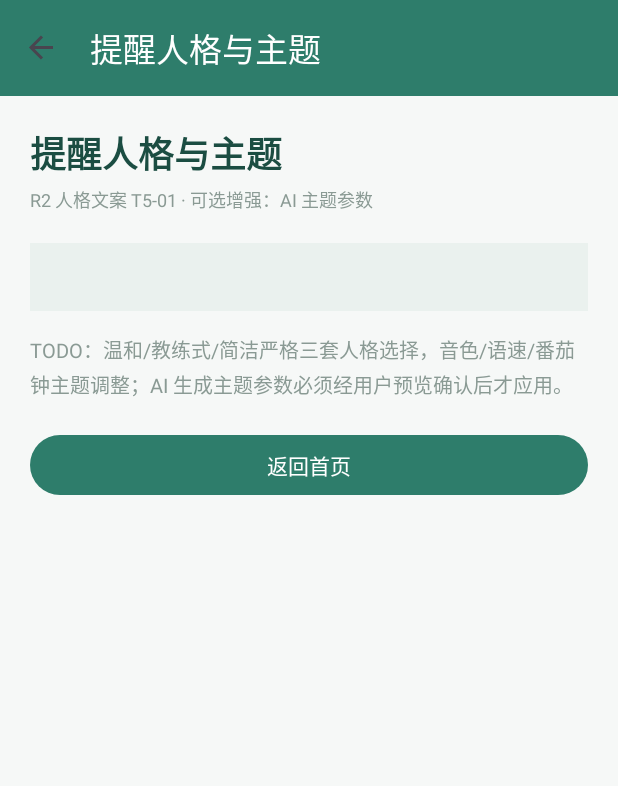
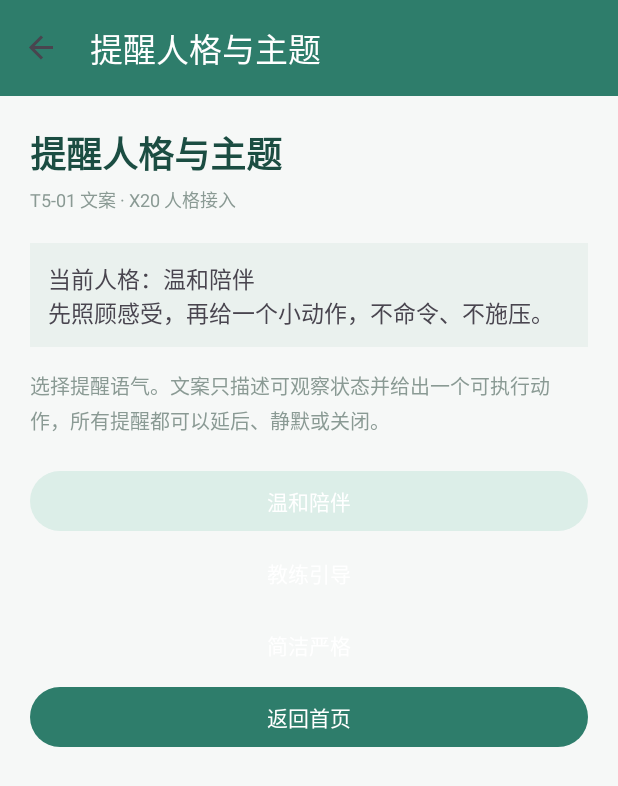
Before and after one commit to Giter639/Longxiang12, an Android app: the P11PersonaThemePage screen opened through its navigation route, on a phone screen of 412 x 824 dp. Shown: the top 786 px of the screen. Run offline under Robolectric (Android 15) with nearby library versions, the phone set to English and light mode, and no system bars; our stand-ins replace navigation-ui; libraries missing offline, so code that uses them is left out: androidx.camera.camera2, androidx.camera.core, androidx.camera.lifecycle, androidx.camera.view.

Commit message:
X20: 接入提醒人格选择与36条风险文案映射

```diff
--- a/FocusDu/app/src/main/java/com/focusdu/app/AppContainer.kt
+++ b/FocusDu/app/src/main/java/com/focusdu/app/AppContainer.kt
@@ -15,6 +15,7 @@ import com.focusdu.app.pomodoro.PomodoroEngine
 import com.focusdu.app.pomodoro.PomodoroStore
 import com.focusdu.app.pomodoro.RoomPomodoroStore
 import com.focusdu.app.reminder.ReminderEngine
+import com.focusdu.app.reminder.ReminderPreferences
 import com.focusdu.app.reminder.RiskEventWire
 import com.focusdu.app.report.ReportGenerator
 import com.focusdu.app.report.RestValidator
@@ -59,6 +60,7 @@ class AppContainer(context: Context) {
     val pomodoroStore: PomodoroStore = RoomPomodoroStore(db)
 
     val reminderEngine = ReminderEngine(clock, tracker)
+    val reminderPreferences = ReminderPreferences(appContext)
     val pomodoroEngine = PomodoroEngine(clock, appScope, tracker, pomodoroStore)
     val guardPermissions = GuardPermissions(appContext)
     val guardSettings = GuardSettings(appContext)
--- a/FocusDu/app/src/main/java/com/focusdu/app/ui/pages/GuardPages.kt
+++ b/FocusDu/app/src/main/java/com/focusdu/app/ui/pages/GuardPages.kt
@@ -6,10 +6,12 @@ import com.focusdu.app.R
 import com.focusdu.app.guard.GuardPermission
 import com.focusdu.app.guard.GuardPermissionState
 import com.focusdu.app.guard.LaunchableApp
+import com.focusdu.app.reminder.ReminderPersona
 import com.focusdu.app.ui.common.BasePageFragment
 import kotlinx.coroutines.Dispatchers
 import kotlinx.coroutines.launch
 import kotlinx.coroutines.withContext
+import com.google.android.material.button.MaterialButton
 
 /**
  * P10–P11：专注守护与个性化。
@@ -124,10 +126,52 @@ class P10GuardInterceptPage : BasePageFragment() {
 
 /** P11 提醒人格与主题 —— R2 文案（T5-01）；AI 只生成受约束参数、用户预览确认后应用 */
 class P11PersonaThemePage : BasePageFragment() {
-    override val ownerTag = "R2 人格文案 T5-01 · 可选增强：AI 主题参数"
-    override val hintText = "TODO：温和/教练式/简洁严格三套人格选择，音色/语速/番茄钟主题调整；AI 生成主题参数必须经用户预览确认后才应用。"
+    override val ownerTag: String
+        get() = getString(R.string.p11_owner)
+    override val hintText: String
+        get() = getString(R.string.p11_hint)
+
+    private val personaButtons = mutableMapOf<ReminderPersona, MaterialButton>()
 
     override fun onPageReady(view: android.view.View) {
-        addButton("返回首页") { navigateTo(R.id.p05HomePage) }
+        ReminderPersona.entries.forEach { persona ->
+            val button = addButton(personaLabel(persona)) {
+                vm.setReminderPersona(persona)
+            }
+            personaButtons[persona] = button
+        }
+        addButton(getString(R.string.p10_back_home)) { navigateTo(R.id.p05HomePage) }
+
+        viewLifecycleOwner.lifecycleScope.launch {
+            vm.reminderPersona.collect { selected ->
+                personaButtons.forEach { (persona, button) ->
+                    button.setBackgroundColor(
+                        if (persona == selected) 0xFFDCEEE8.toInt()
+                        else android.graphics.Color.TRANSPARENT
+                    )
+                }
+                binding.pageStatus.text = getString(
+                    R.string.persona_selected_summary,
+                    personaLabel(selected),
+                    personaDescription(selected),
+                )
+            }
+        }
     }
+
+    private fun personaLabel(persona: ReminderPersona): String = getString(
+        when (persona) {
+            ReminderPersona.GENTLE -> R.string.persona_gentle
+            ReminderPersona.COACH -> R.string.persona_coach
+            ReminderPersona.STRICT -> R.string.persona_strict
+        }
+    )
+
+    private fun personaDescription(persona: ReminderPersona): String = getString(
+        when (persona) {
+            ReminderPersona.GENTLE -> R.string.persona_gentle_description
+            ReminderPersona.COACH -> R.string.persona_coach_description
+            ReminderPersona.STRICT -> R.string.persona_strict_description
+        }
+    )
 }
--- a/FocusDu/app/src/main/res/values/strings.xml
+++ b/FocusDu/app/src/main/res/values/strings.xml
@@ -161,6 +161,9 @@
     <string name="persona_coach_description">给出明确动作和时长，帮助继续但不过度热情。</string>
     <string name="persona_strict">简洁严格</string>
     <string name="persona_strict_description">直接说明状态和动作，不羞辱、不夸张。</string>
+    <string name="persona_selected_summary">当前人格：%1$s\n%2$s</string>
+    <string name="p11_owner">T5-01 文案 · X20 人格接入</string>
+    <string name="p11_hint">选择提醒语气。文案只描述可观察状态并给出一个可执行动作，所有提醒都可以延后、静默或关闭。</string>
 
     <string name="reminder_distance_light_gentle">距离有点近，往后坐一点会更舒服。</string>
     <string name="reminder_distance_light_coach">把手机放远一些，回到校准时的位置。</string>
```
Also changed, not shown: FocusDu/app/src/main/java/com/focusdu/app/reminder/ReminderMessageResolver.kt (added, +114 -0 lines), FocusDu/app/src/main/java/com/focusdu/app/reminder/ReminderPersona.kt (added, +35 -0 lines), FocusDu/app/src/main/java/com/focusdu/app/ui/common/AppSessionViewModel.kt (+10 -0 lines), FocusDu/app/src/main/java/com/focusdu/app/ui/pages/MonitorPages.kt (+8 -3 lines), 3 other files.
